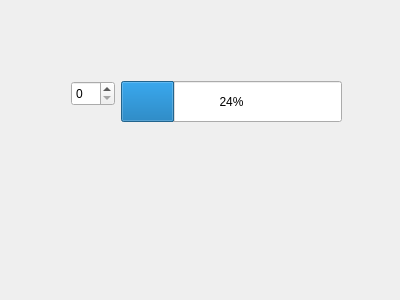
This is test_07/mywidget.ui in waitwalker/cpp_projects as Qt 5 draws it before an edit. The edited form follows.
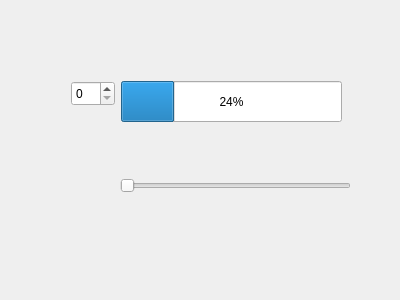
This is the edited form.

Commit message: 监听滚动条

Diff of the .ui file:
```diff
--- a/test_07/mywidget.ui
+++ b/test_07/mywidget.ui
@@ -36,6 +36,19 @@
     <number>24</number>
    </property>
   </widget>
+  <widget class="QSlider" name="horizontalSlider">
+   <property name="geometry">
+    <rect>
+     <x>120</x>
+     <y>170</y>
+     <width>231</width>
+     <height>31</height>
+    </rect>
+   </property>
+   <property name="orientation">
+    <enum>Qt::Horizontal</enum>
+   </property>
+  </widget>
  </widget>
  <resources/>
  <connections/>
```
The commit also changes 2 other files.
